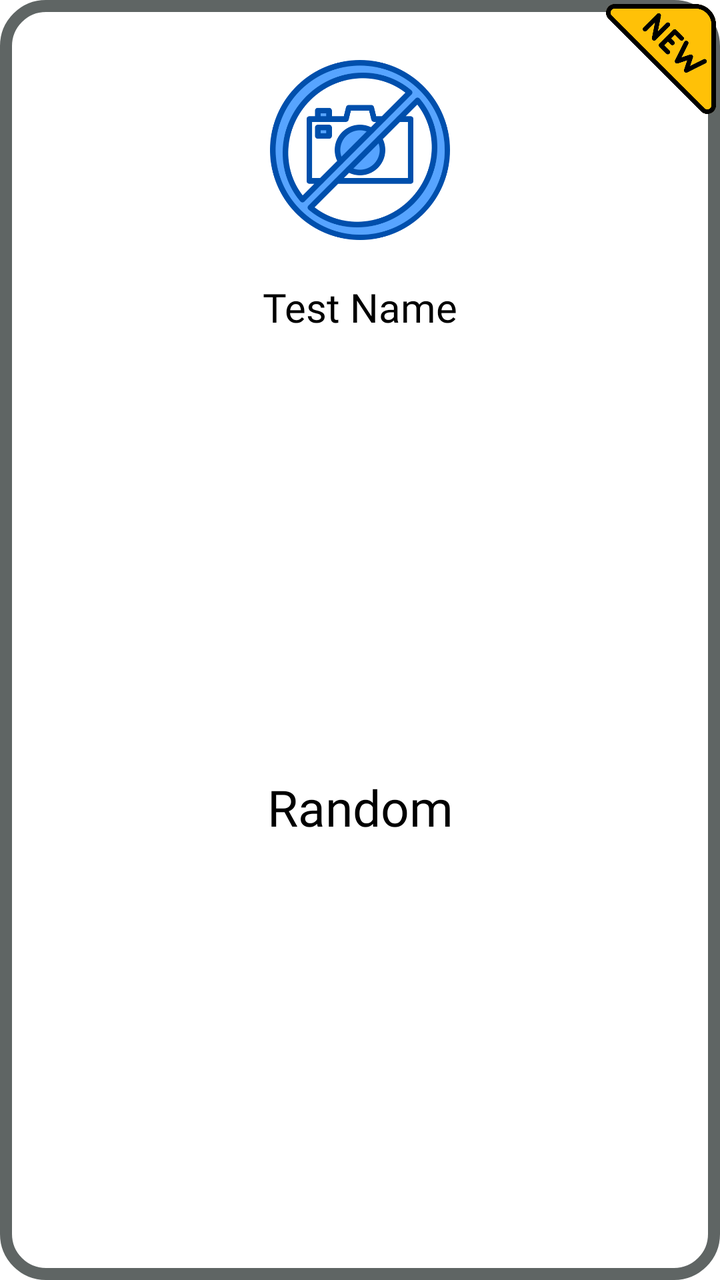
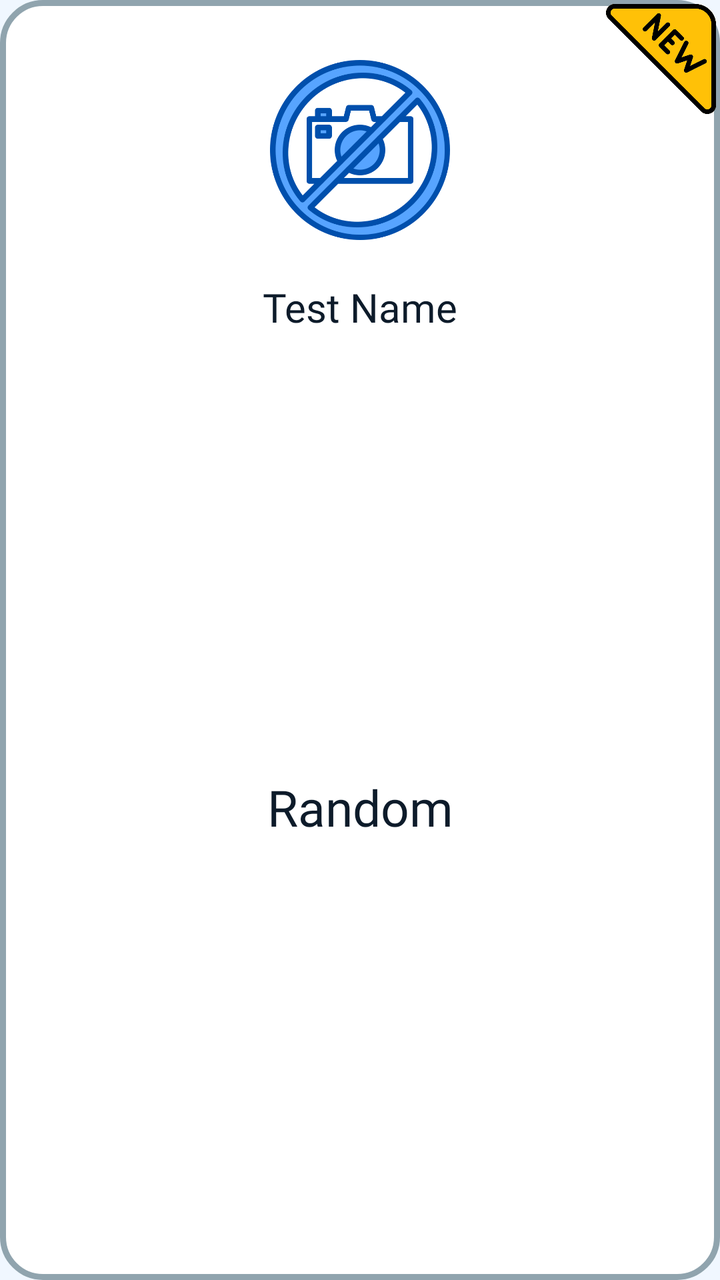

Compare the two renders of this Android layout. The source of the first and the diff that turns it into the second are given below.
<!-- AndroidManifest.xml: application theme Theme.KimyoTest -->
<!-- res/layout/item_menu.xml -->
<?xml version="1.0" encoding="utf-8"?>
<androidx.constraintlayout.widget.ConstraintLayout
    xmlns:android="http://schemas.android.com/apk/res/android"
    xmlns:app="http://schemas.android.com/apk/res-auto"
    android:layout_width="200dp"
    android:layout_height="240dp"
    android:layout_marginStart="10dp"
    android:layout_marginEnd="10dp"
    android:background="@drawable/style_background"
    android:id="@+id/item_parent"
    android:layout_gravity="center">

    <androidx.appcompat.widget.AppCompatImageView
        android:id="@+id/testNewOld"
        android:layout_width="55dp"
        android:layout_height="55dp"
        app:layout_constraintTop_toTopOf="parent"
        app:layout_constraintEnd_toEndOf="parent"
        app:srcCompat="@drawable/image_new"
        android:layout_margin="2dp"/>

    <androidx.appcompat.widget.AppCompatImageView
        android:id="@+id/testImage"
        android:layout_width="110dp"
        android:layout_height="110dp"
        app:srcCompat="@drawable/image_no_image_512px"
        android:padding="10dp"
        app:layout_constraintTop_toTopOf="parent"
        app:layout_constraintStart_toStartOf="parent"
        app:layout_constraintEnd_toEndOf="parent"
        android:layout_marginTop="20dp"/>
    <TextView
        android:id="@+id/testName"
        android:layout_width="wrap_content"
        android:layout_height="wrap_content"
        app:layout_constraintTop_toBottomOf="@id/testImage"
        app:layout_constraintStart_toStartOf="parent"
        app:layout_constraintEnd_toEndOf="parent"
        android:text="Test Name"
        android:maxWidth="180dp"
        android:textSize="20sp"
        android:fontFamily="@font/pre_hear_regular"
        android:textColor="@color/black"
        android:layout_marginTop="10dp"/>

    <androidx.appcompat.widget.LinearLayoutCompat
        android:layout_width="wrap_content"
        android:layout_height="wrap_content"
        app:layout_constraintTop_toBottomOf="@id/testName"
        app:layout_constraintStart_toStartOf="parent"
        app:layout_constraintEnd_toEndOf="parent"
        app:layout_constraintBottom_toBottomOf="parent"
        android:orientation="horizontal">
        <androidx.appcompat.widget.AppCompatTextView
            android:layout_width="wrap_content"
            android:layout_height="wrap_content"
            android:text="Random"
            android:textSize="25sp"
            android:fontFamily="@font/pre_hear_regular"
            android:textColor="@color/black"/>
    </androidx.appcompat.widget.LinearLayoutCompat>
</androidx.constraintlayout.widget.ConstraintLayout>
<!-- resources referenced by this layout -->
<resources>
  <color name="black">#FF000000</color>
  <!-- drawable image_new: png bitmap (drawable, 16130 bytes) -->
  <!-- drawable image_no_image_512px: png bitmap (drawable, 43616 bytes) -->
  <!-- drawable style_background (drawable) -->
  <?xml version="1.0" encoding="utf-8"?>
  <shape xmlns:android="http://schemas.android.com/apk/res/android">
      <corners android:radius="20dp"/>
      <solid android:color="@color/white"/>
      <stroke android:color="@color/appTheme" android:width="6dp"/>
  </shape>
  <style name="Theme.KimyoTest" parent="Base.Theme.KimyoTest" />
  <color name="white">#FFFFFFFF</color>
  <color name="appTheme">@color/silver</color>
  <style name="Base.Theme.KimyoTest" parent="Theme.Material3.DayNight.NoActionBar">
          
          
          <item name="android:textColorPrimary">@color/black</item>
          <item name="android:windowBackground">@color/white</item>
      </style>
  <color name="silver">#5F6564</color>
</resources>

<!-- the commit's change to res/layout/item_menu.xml (unified diff, before → after) -->
@@ -40,7 +40,7 @@
         android:maxWidth="180dp"
         android:textSize="20sp"
         android:fontFamily="@font/pre_hear_regular"
-        android:textColor="@color/black"
+        android:textColor="?attr/colorOnSurface"
         android:layout_marginTop="10dp"/>
 
     <androidx.appcompat.widget.LinearLayoutCompat
@@ -57,6 +57,6 @@
             android:text="Random"
             android:textSize="25sp"
             android:fontFamily="@font/pre_hear_regular"
-            android:textColor="@color/black"/>
+            android:textColor="?attr/colorOnSurface"/>
     </androidx.appcompat.widget.LinearLayoutCompat>
 </androidx.constraintlayout.widget.ConstraintLayout>
<!-- resource entries referenced after the edit -->
@@ -1,24 +1,33 @@
 <!-- resources referenced by this layout -->
 <resources>
-  <color name="black">#FF000000</color>
   <!-- drawable image_new: png bitmap (drawable, 16130 bytes) -->
   <!-- drawable image_no_image_512px: png bitmap (drawable, 43616 bytes) -->
   <!-- drawable style_background (drawable) -->
   <?xml version="1.0" encoding="utf-8"?>
   <shape xmlns:android="http://schemas.android.com/apk/res/android">
       <corners android:radius="20dp"/>
-      <solid android:color="@color/white"/>
-      <stroke android:color="@color/appTheme" android:width="6dp"/>
+      <solid android:color="?attr/colorSurface"/>
+      <stroke android:color="?attr/colorOutline" android:width="3dp"/>
   </shape>
   <style name="Theme.KimyoTest" parent="Base.Theme.KimyoTest" />
-  <color name="white">#FFFFFFFF</color>
-  <color name="appTheme">@color/silver</color>
   <style name="Base.Theme.KimyoTest" parent="Theme.Material3.DayNight.NoActionBar">
           
-          
-          <item name="android:textColorPrimary">@color/black</item>
-          <item name="android:windowBackground">@color/white</item>
+          <item name="android:windowBackground">@color/chem_background_light</item>
+          <item name="android:textColorPrimary">@color/chem_on_surface_light</item>
+          <item name="colorPrimary">@color/chem_primary_light</item>
+          <item name="colorOnPrimary">@color/chem_surface_light</item>
+          <item name="colorSurface">@color/chem_surface_light</item>
+          <item name="colorOnSurface">@color/chem_on_surface_light</item>
+          <item name="colorOutline">@color/chem_outline_light</item>
+          <item name="colorPrimaryContainer">@color/chem_toolbar_light</item>
+          <item name="colorSurfaceVariant">@color/chem_surface_variant_light</item>
       </style>
-  <color name="silver">#5F6564</color>
+  <color name="chem_background_light">#F0F7FF</color>
+  <color name="chem_on_surface_light">#0D1B2A</color>
+  <color name="chem_primary_light">#1565C0</color>
+  <color name="chem_surface_light">#FFFFFF</color>
+  <color name="chem_outline_light">#90A4AE</color>
+  <color name="chem_toolbar_light">#0D47A1</color>
+  <color name="chem_surface_variant_light">#E3F2FD</color>
 </resources>
 
